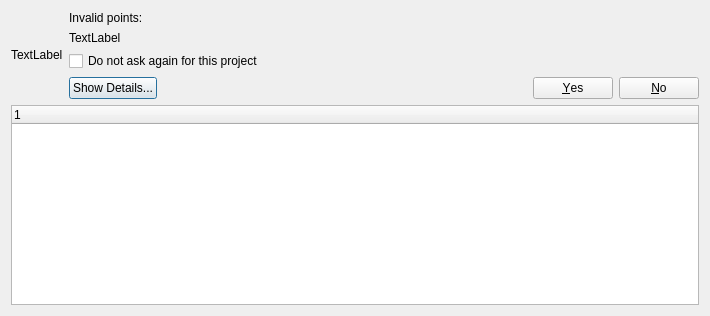
This is src/qmapshack/gis/trk/IInvalidTrk.ui in Maproom/qmapshack as Qt 5 draws it before an edit. The edited form follows.
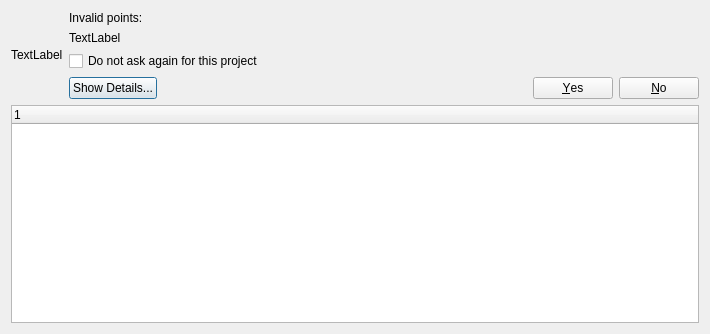
This is the edited form. Custom widgets are drawn as their Qt base class.

```diff
--- a/src/qmapshack/gis/trk/IInvalidTrk.ui
+++ b/src/qmapshack/gis/trk/IInvalidTrk.ui
@@ -7,7 +7,7 @@
     <x>0</x>
     <y>0</y>
     <width>710</width>
-    <height>304</height>
+    <height>334</height>
    </rect>
   </property>
   <property name="windowTitle">
```
Left out of the diff: 2 changed lines with no effect on the pictures.
